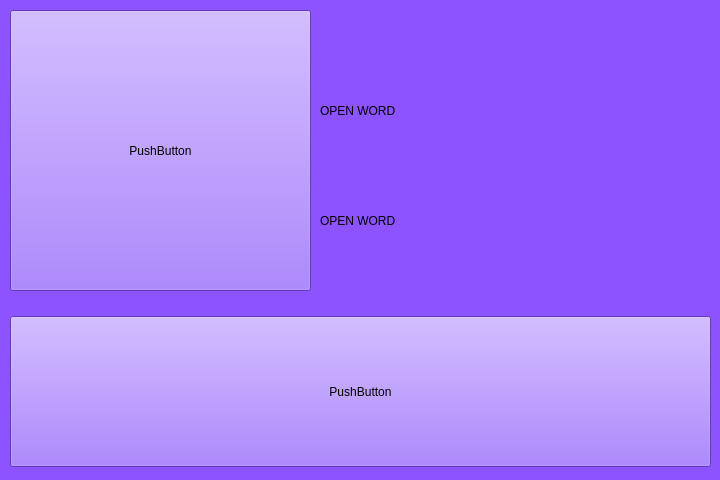
Qt form start_menu.ui (CodeWAds/gallows) before a commit.
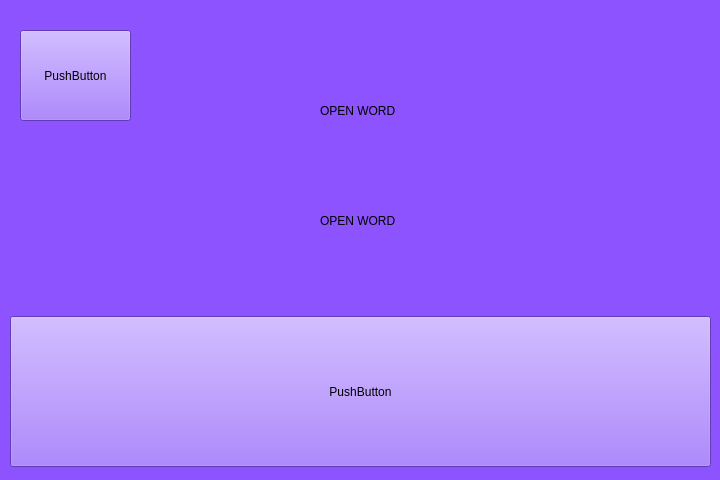
The same form after that commit.

The edit to the form file:
```diff
--- a/start_menu.ui
+++ b/start_menu.ui
@@ -37,10 +37,10 @@
    <widget class="QPushButton" name="pushButton_2">
     <property name="geometry">
      <rect>
-      <x>10</x>
-      <y>10</y>
-      <width>301</width>
-      <height>281</height>
+      <x>20</x>
+      <y>30</y>
+      <width>111</width>
+      <height>91</height>
      </rect>
     </property>
     <property name="text">
```
